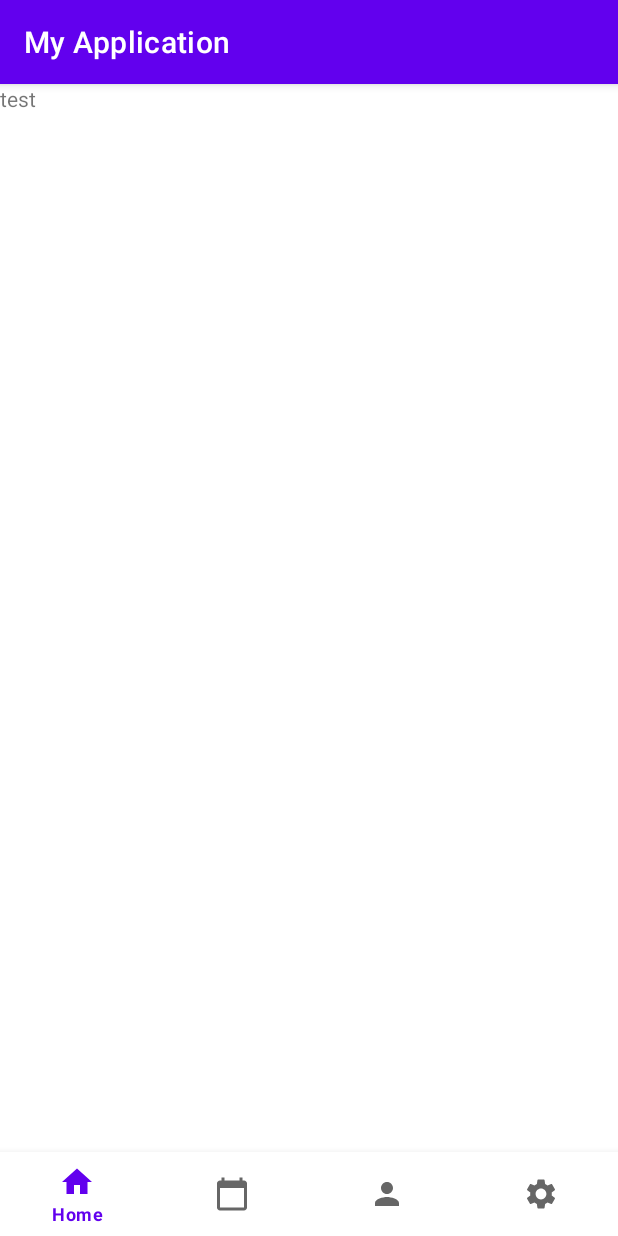
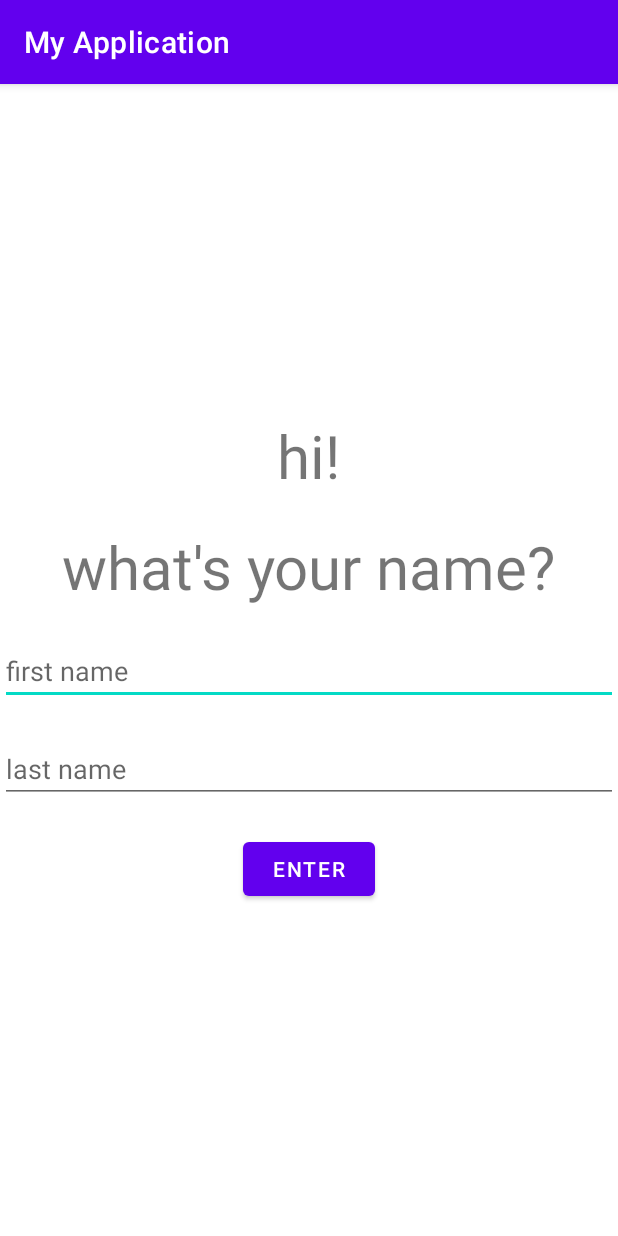
Before and after one commit to TarenChen/4630f2021, an Android app: the screen it shows after launch (MainActivity before the commit, StartActivity after it), on a phone screen of 412 x 824 dp. Run offline under Robolectric (Android 15) with nearby library versions, the phone set to English and light mode, and no system bars.

Commit message:
name entry + profile

```diff
--- a/project/project-repo/app/src/main/java/com/example/myapplication/fragments/RecordEvent.java
+++ b/project/project-repo/app/src/main/java/com/example/myapplication/RecordEvent.java
@@ -1,4 +1,4 @@
-package com.example.myapplication.fragments;
+package com.example.myapplication;
 
 import android.app.Activity;
 import android.content.Intent;
--- /dev/null
+++ b/project/project-repo/app/src/main/java/com/example/myapplication/StartActivity.java
@@ -0,0 +1,42 @@
+package com.example.myapplication;
+
+import androidx.appcompat.app.AppCompatActivity;
+
+import android.content.Intent;
+import android.os.Bundle;
+import android.view.View;
+import android.widget.Button;
+import android.widget.EditText;
+
+import com.example.myapplication.fragments.ProfileFragment;
+
+public class StartActivity extends AppCompatActivity {
+
+    Button enterButton;
+    EditText firstName, lastName;
+
+    @Override
+    protected void onCreate(Bundle savedInstanceState) {
+        super.onCreate(savedInstanceState);
+        setContentView(R.layout.activity_start);
+
+        firstName = findViewById(R.id.editText1);
+        lastName = findViewById(R.id.editText2);
+        enterButton = findViewById(R.id.enterButton);
+
+        enterButton.setOnClickListener(new View.OnClickListener() {
+            @Override
+            public void onClick(View v) {
+                String strFirst = firstName.getText().toString();
+                String strLast = lastName.getText().toString();
+
+                Intent intent = new Intent(getApplicationContext(), MainActivity.class);
+
+                intent.setClass(StartActivity.this, MainActivity.class);
+                intent.putExtra("firstName", strFirst);
+                intent.putExtra("lastName", strLast);
+                startActivity(intent);
+            }
+        });
+    }
+}
--- a/project/project-repo/app/src/main/java/com/example/myapplication/fragments/RecordFragment.java
+++ b/project/project-repo/app/src/main/java/com/example/myapplication/fragments/RecordFragment.java
@@ -9,6 +9,7 @@ import android.view.LayoutInflater;
 import android.view.View;
 
 import com.example.myapplication.R;
+import com.example.myapplication.RecordEvent;
 
 import androidx.recyclerview.widget.GridLayoutManager;
 import androidx.recyclerview.widget.RecyclerView;
--- a/project/project-repo/app/src/main/res/layout/activity_main.xml
+++ b/project/project-repo/app/src/main/res/layout/activity_main.xml
@@ -5,15 +5,6 @@
     android:layout_width="match_parent"
     android:layout_height="match_parent"
     tools:context=".MainActivity">
-
-    <TextView
-        android:layout_width="wrap_content"
-        android:layout_height="wrap_content"
-        android:text="test"
-        app:layout_constraintBottom_toBottomOf="parent"
-        app:layout_constraintLeft_toLeftOf="parent"
-        app:layout_constraintRight_toRightOf="parent"
-        app:layout_constraintTop_toTopOf="parent" />
 
     <FrameLayout
         android:id="@+id/fragment_container"
--- /dev/null
+++ b/project/project-repo/app/src/main/res/layout/activity_start.xml
@@ -0,0 +1,65 @@
+<?xml version="1.0" encoding="utf-8"?>
+<androidx.constraintlayout.widget.ConstraintLayout xmlns:android="http://schemas.android.com/apk/res/android"
+    android:layout_width="match_parent"
+    android:layout_height="match_parent">
+
+    <RelativeLayout xmlns:android="http://schemas.android.com/apk/res/android"
+        xmlns:app="http://schemas.android.com/apk/res-auto"
+        xmlns:tools="http://schemas.android.com/tools"
+        android:layout_width="match_parent"
+        android:layout_height="match_parent"
+        tools:context=".MainActivity">
+
+        <LinearLayout
+            android:layout_width="match_parent"
+            android:layout_height="match_parent"
+            android:orientation="vertical"
+            android:gravity="center" >
+
+            <TextView
+                android:id="@+id/textView1"
+                android:layout_width="wrap_content"
+                android:layout_height="wrap_content"
+                android:text="hi!"
+                android:textSize="40sp" />
+
+            <TextView
+                android:id="@+id/textView2"
+                android:layout_width="wrap_content"
+                android:layout_height="wrap_content"
+                android:text="what's your name?"
+                android:textSize="40sp"
+                android:layout_marginTop="20dp"/>
+
+            <EditText
+                android:id="@+id/editText1"
+                android:maxLines="1"
+                android:lines="1"
+                android:hint="first name"
+                android:layout_height="wrap_content"
+                android:layout_width="match_parent"
+                android:inputType="text"
+                android:layout_marginTop="20dp"/>
+
+            <EditText
+                android:id="@+id/editText2"
+                android:maxLines="1"
+                android:lines="1"
+                android:hint="last name"
+                android:layout_height="wrap_content"
+                android:layout_width="match_parent"
+                android:inputType="text"
+                android:layout_marginTop="20dp"/>
+
+            <Button
+                android:id="@+id/enterButton"
+                android:layout_width="wrap_content"
+                android:layout_height="wrap_content"
+                android:text="enter"
+                android:layout_marginTop="20dp"/>
+
+        </LinearLayout>
+
+    </RelativeLayout>
+
+</androidx.constraintlayout.widget.ConstraintLayout>
```
Also changed, not shown: project/project-repo/app/src/main/AndroidManifest.xml (+3 -5 lines), project/project-repo/app/src/main/java/com/example/myapplication/fragments/ProfileFragment.java (+24 -43 lines), project/project-repo/app/src/main/res/layout/activity_record_event.xml (+6 -2 lines), project/project-repo/app/src/main/res/layout/fragment_profile.xml (+24 -26 lines).
